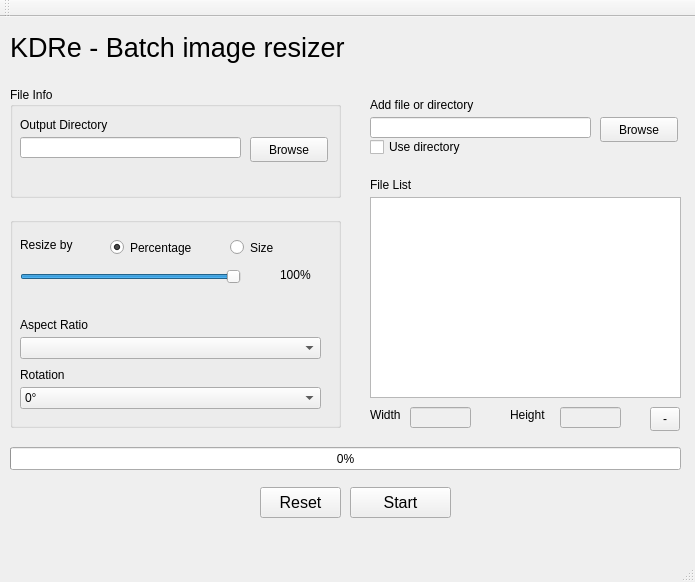
Above: kdre.ui from agronick/BIR before the change. Below: the same form after it.
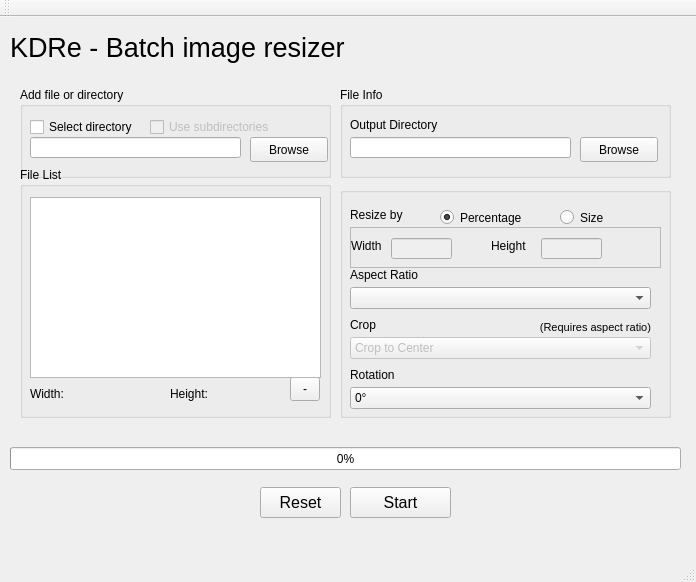
That is the form after the change. Icons and pictures are not drawn.

Commit message: Crop is working as well as all other existing features

The edit to the form file:
```diff
--- a/kdre.ui
+++ b/kdre.ui
@@ -2,101 +2,52 @@
 <ui version="4.0">
  <class>KDRe</class>
  <widget class="QMainWindow" name="KDRe">
+  <property name="enabled">
+   <bool>true</bool>
+  </property>
   <property name="geometry">
    <rect>
     <x>0</x>
     <y>0</y>
-    <width>695</width>
+    <width>696</width>
     <height>582</height>
    </rect>
   </property>
   <property name="windowTitle">
    <string>KDRe - Bulk Image Resizer</string>
   </property>
+  <property name="windowIcon">
+   <iconset resource="icon.qrc">
+    <normaloff>:/icon/icon</normaloff>:/icon/icon</iconset>
+  </property>
+  <property name="windowOpacity">
+   <double>1.000000000000000</double>
+  </property>
+  <property name="autoFillBackground">
+   <bool>false</bool>
+  </property>
+  <property name="styleSheet">
+   <string notr="true"/>
+  </property>
   <property name="unifiedTitleAndToolBarOnMac">
    <bool>true</bool>
   </property>
   <widget class="QWidget" name="centralWidget">
-   <widget class="QLabel" name="label_3">
-    <property name="geometry">
-     <rect>
-      <x>370</x>
-      <y>390</y>
-      <width>55</width>
-      <height>15</height>
-     </rect>
-    </property>
-    <property name="text">
-     <string>Width</string>
-    </property>
-   </widget>
-   <widget class="QLabel" name="label_4">
-    <property name="geometry">
-     <rect>
-      <x>510</x>
-      <y>390</y>
-      <width>55</width>
-      <height>15</height>
-     </rect>
-    </property>
-    <property name="text">
-     <string>Height</string>
-    </property>
-   </widget>
-   <widget class="QLineEdit" name="widthEdit">
-    <property name="enabled">
-     <bool>false</bool>
-    </property>
-    <property name="geometry">
-     <rect>
-      <x>410</x>
-      <y>390</y>
-      <width>61</width>
-      <height>21</height>
-     </rect>
-    </property>
-    <property name="readOnly">
-     <bool>false</bool>
-    </property>
-   </widget>
-   <widget class="QLineEdit" name="heightEdit">
-    <property name="enabled">
-     <bool>false</bool>
-    </property>
-    <property name="geometry">
-     <rect>
-      <x>560</x>
-      <y>390</y>
-      <width>61</width>
-      <height>21</height>
-     </rect>
-    </property>
-   </widget>
    <widget class="QGroupBox" name="groupBox">
     <property name="geometry">
      <rect>
-      <x>10</x>
-      <y>200</y>
+      <x>340</x>
+      <y>170</y>
       <width>331</width>
-      <height>211</height>
+      <height>231</height>
      </rect>
     </property>
-    <widget class="QLabel" name="sliderLabel">
-     <property name="geometry">
-      <rect>
-       <x>270</x>
-       <y>50</y>
-       <width>55</width>
-       <height>15</height>
-      </rect>
-     </property>
-     <property name="text">
-      <string>100%</string>
-     </property>
-     <property name="buddy">
-      <cstring>sizeSlider</cstring>
-     </property>
-    </widget>
+    <property name="sizePolicy">
+     <sizepolicy hsizetype="Expanding" vsizetype="Preferred">
+      <horstretch>0</horstretch>
+      <verstretch>0</verstretch>
+     </sizepolicy>
+    </property>
     <widget class="QRadioButton" name="pixelRadio">
      <property name="geometry">
       <rect>
@@ -126,28 +77,6 @@
       <bool>true</bool>
      </property>
     </widget>
-    <widget class="QSlider" name="sizeSlider">
-     <property name="geometry">
-      <rect>
-       <x>10</x>
-       <y>50</y>
-       <width>221</width>
-       <height>20</height>
-      </rect>
-     </property>
-     <property name="minimum">
-      <number>2</number>
-     </property>
-     <property name="maximum">
-      <number>100</number>
-     </property>
-     <property name="value">
-      <number>100</number>
-     </property>
-     <property name="orientation">
-      <enum>Qt::Horizontal</enum>
-     </property>
-    </widget>
     <widget class="QLabel" name="label_5">
      <property name="geometry">
       <rect>
@@ -165,7 +94,7 @@
      <property name="geometry">
       <rect>
        <x>10</x>
-       <y>100</y>
+       <y>80</y>
        <width>111</width>
        <height>16</height>
       </rect>
@@ -178,17 +107,23 @@
      <property name="geometry">
       <rect>
        <x>10</x>
-       <y>120</y>
+       <y>100</y>
        <width>301</width>
        <height>22</height>
       </rect>
      </property>
+     <property name="sizePolicy">
+      <sizepolicy hsizetype="Expanding" vsizetype="Fixed">
+       <horstretch>0</horstretch>
+       <verstretch>0</verstretch>
+      </sizepolicy>
+     </property>
     </widget>
     <widget class="QLabel" name="label_7">
      <property name="geometry">
       <rect>
        <x>10</x>
-       <y>150</y>
+       <y>180</y>
        <width>71</width>
        <height>16</height>
       </rect>
@@ -201,11 +136,17 @@
      <property name="geometry">
       <rect>
        <x>10</x>
-       <y>170</y>
+       <y>200</y>
        <width>301</width>
        <height>22</height>
       </rect>
      </property>
+     <property name="sizePolicy">
+      <sizepolicy hsizetype="Expanding" vsizetype="Fixed">
+       <horstretch>0</horstretch>
+       <verstretch>0</verstretch>
+      </sizepolicy>
+     </property>
      <item>
       <property name="text">
        <string>0°</string>
@@ -227,6 +168,202 @@
       </property>
      </item>
     </widget>
+    <widget class="QLabel" name="label_8">
+     <property name="geometry">
+      <rect>
+       <x>10</x>
+       <y>130</y>
+       <width>301</width>
+       <height>16</height>
+      </rect>
+     </property>
+     <property name="text">
+      <string>Crop</string>
+     </property>
+     <property name="buddy">
+      <cstring>cropMode</cstring>
+     </property>
+    </widget>
+    <widget class="QStackedWidget" name="sizeModePager">
+     <property name="geometry">
+      <rect>
+       <x>10</x>
+       <y>40</y>
+       <width>311</width>
+       <height>41</height>
+      </rect>
+     </property>
+     <property name="frameShape">
+      <enum>QFrame::StyledPanel</enum>
+     </property>
+     <property name="frameShadow">
+      <enum>QFrame::Plain</enum>
+     </property>
+     <property name="currentIndex">
+      <number>1</number>
+     </property>
+     <widget class="QWidget" name="page">
+      <widget class="QSlider" name="sizeSlider">
+       <property name="geometry">
+        <rect>
+         <x>0</x>
+         <y>10</y>
+         <width>261</width>
+         <height>20</height>
+        </rect>
+       </property>
+       <property name="minimum">
+        <number>2</number>
+       </property>
+       <property name="maximum">
+        <number>100</number>
+       </property>
+       <property name="value">
+        <number>100</number>
+       </property>
+       <property name="orientation">
+        <enum>Qt::Horizontal</enum>
+       </property>
+      </widget>
+      <widget class="QLabel" name="sliderLabel">
+       <property name="geometry">
+        <rect>
+         <x>270</x>
+         <y>10</y>
+         <width>41</width>
+         <height>16</height>
+        </rect>
+       </property>
+       <property name="text">
+        <string>100%</string>
+       </property>
+       <property name="buddy">
+        <cstring>sizeSlider</cstring>
+       </property>
+      </widget>
+     </widget>
+     <widget class="QWidget" name="page_2">
+      <widget class="QLabel" name="label_3">
+       <property name="geometry">
+        <rect>
+         <x>0</x>
+         <y>10</y>
+         <width>55</width>
+         <height>15</height>
+        </rect>
+       </property>
+       <property name="text">
+        <string>Width</string>
+       </property>
+      </widget>
+      <widget class="QLineEdit" name="heightEdit">
+       <property name="enabled">
+        <bool>false</bool>
+       </property>
+       <property name="geometry">
+        <rect>
+         <x>190</x>
+         <y>10</y>
+         <width>61</width>
+         <height>21</height>
+        </rect>
+       </property>
+      </widget>
+      <widget class="QLabel" name="label_4">
+       <property name="geometry">
+        <rect>
+         <x>140</x>
+         <y>10</y>
+         <width>55</width>
+         <height>15</height>
+        </rect>
+       </property>
+       <property name="text">
+        <string>Height</string>
+       </property>
+      </widget>
+      <widget class="QLineEdit" name="widthEdit">
+       <property name="enabled">
+        <bool>false</bool>
+       </property>
+       <property name="geometry">
+        <rect>
+         <x>40</x>
+         <y>10</y>
+         <width>61</width>
+         <height>21</height>
+        </rect>
+       </property>
+       <property name="readOnly">
+        <bool>false</bool>
+       </property>
+      </widget>
+      <zorder>label_3</zorder>
+      <zorder>label_3</zorder>
+      <zorder>heightEdit</zorder>
+      <zorder>label_4</zorder>
+      <zorder>widthEdit</zorder>
+     </widget>
+    </widget>
+    <widget class="QComboBox" name="cropMode">
+     <property name="enabled">
+      <bool>false</bool>
+     </property>
+     <property name="geometry">
+      <rect>
+       <x>10</x>
+       <y>150</y>
+       <width>301</width>
+       <height>22</height>
+      </rect>
+     </property>
+     <item>
+      <property name="text">
+       <string>Crop to Center</string>
+      </property>
+     </item>
+     <item>
+      <property name="text">
+       <string>Crop to Top Left</string>
+      </property>
+     </item>
+     <item>
+      <property name="text">
+       <string>Crop to Top Right</string>
+      </property>
+     </item>
+     <item>
+      <property name="text">
+       <string>Crop to Bottom Left</string>
+      </property>
+     </item>
+     <item>
+      <property name="text">
+       <string>Crop to Bottom Right</string>
+      </property>
+     </item>
+    </widget>
+    <widget class="QLabel" name="label">
+     <property name="geometry">
+      <rect>
+       <x>190</x>
+       <y>130</y>
+       <width>121</width>
+       <height>20</height>
+      </rect>
+     </property>
+     <property name="font">
+      <font>
+       <pointsize>8</pointsize>
+      </font>
+     </property>
+     <property name="text">
+      <string>(Requires aspect ratio)</string>
+     </property>
+     <property name="alignment">
+      <set>Qt::AlignRight|Qt::AlignTrailing|Qt::AlignVCenter</set>
+     </property>
+    </widget>
    </widget>
    <widget class="QPushButton" name="startResize">
     <property name="geometry">
@@ -288,12 +425,18 @@
    <widget class="QGroupBox" name="groupBox">
     <property name="geometry">
      <rect>
-      <x>10</x>
+      <x>340</x>
       <y>70</y>
       <width>331</width>
-      <height>111</height>
+      <height>91</height>
      </rect>
     </property>
+    <property name="sizePolicy">
+     <sizepolicy hsizetype="Expanding" vsizetype="Preferred">
+      <horstretch>0</horstretch>
+      <verstretch>0</verstretch>
+     </sizepolicy>
+    </property>
     <property name="title">
      <string>File Info</string>
     </property>
@@ -306,6 +449,18 @@
        <height>21</height>
       </rect>
      </property>
+     <property name="sizePolicy">
+      <sizepolicy hsizetype="Expanding" vsizetype="Fixed">
+       <horstretch>0</horstretch>
+       <verstretch>100</verstretch>
+      </sizepolicy>
+     </property>
+     <property name="sizeIncrement">
+      <size>
+       <width>0</width>
+       <height>100</height>
+      </size>
+     </property>
     </widget>
     <widget class="QPushButton" name="browseOut">
      <property name="geometry">
@@ -334,42 +489,6 @@
      </property>
     </widget>
    </widget>
-   <widget class="QListWidget" name="fileList">
-    <property name="geometry">
-     <rect>
-      <x>370</x>
-      <y>180</y>
-      <width>311</width>
-      <height>201</height>
-     </rect>
-    </property>
-   </widget>
-   <widget class="QToolButton" name="removeItem">
-    <property name="geometry">
-     <rect>
-      <x>650</x>
-      <y>390</y>
-      <width>30</width>
-      <height>24</height>
-     </rect>
-    </property>
-    <property name="text">
-     <string>-</string>
-    </property>
-   </widget>
-   <widget class="QLabel" name="label">
-    <property name="geometry">
-     <rect>
-      <x>370</x>
-      <y>160</y>
-      <width>55</width>
-      <height>15</height>
-     </rect>
-    </property>
-    <property name="text">
-     <string>File List</string>
-    </property>
-   </widget>
    <widget class="QLabel" name="titleIcon">
     <property name="geometry">
      <rect>
@@ -387,55 +506,174 @@
     <property name="text">
      <string>KDRe - Batch image resizer</string>
     </property>
-   </widget>
-   <widget class="QLineEdit" name="inputFile">
-    <property name="geometry">
-     <rect>
-      <x>370</x>
-      <y>100</y>
-      <width>221</width>
-      <height>21</height>
-     </rect>
+    <property name="scaledContents">
+     <bool>true</bool>
     </property>
    </widget>
-   <widget class="QPushButton" name="browseIn">
+   <widget class="QGroupBox" name="groupBox_2">
     <property name="geometry">
      <rect>
-      <x>600</x>
-      <y>100</y>
-      <width>78</width>
-      <height>25</height>
+      <x>20</x>
+      <y>70</y>
+      <width>311</width>
+      <height>91</height>
      </rect>
     </property>
-    <property name="text">
-     <string>Browse</string>
-    </property>
-   </widget>
-   <widget class="QLabel" name="inDirLabel">
-    <property name="geometry">
-     <rect>
-      <x>370</x>
-      <y>80</y>
-      <width>221</width>
-      <height>16</height>
-     </rect>
-    </property>
-    <property name="text">
+    <property name="title">
      <string>Add file or directory</string>
     </property>
+    <widget class="QCheckBox" name="useDir">
+     <property name="geometry">
+      <rect>
+       <x>10</x>
+       <y>30</y>
+       <width>111</width>
+       <height>20</height>
+      </rect>
+     </property>
+     <property name="text">
+      <string>Select directory</string>
+     </property>
+    </widget>
+    <widget class="QCheckBox" name="useSubdirectories">
+     <property name="enabled">
+      <bool>false</bool>
+     </property>
+     <property name="geometry">
+      <rect>
+       <x>130</x>
+       <y>30</y>
+       <width>131</width>
+       <height>20</height>
+      </rect>
+     </property>
+     <property name="text">
+      <string>Use subdirectories</string>
+     </property>
+    </widget>
+    <widget class="QLineEdit" name="inputFile">
+     <property name="geometry">
+      <rect>
+       <x>10</x>
+       <y>50</y>
+       <width>211</width>
+       <height>21</height>
+      </rect>
+     </property>
+    </widget>
+    <widget class="QPushButton" name="browseIn">
+     <property name="geometry">
+      <rect>
+       <x>230</x>
+       <y>50</y>
+       <width>78</width>
+       <height>25</height>
+      </rect>
+     </property>
+     <property name="text">
+      <string>Browse</string>
+     </property>
+    </widget>
    </widget>
-   <widget class="QCheckBox" name="useDir">
+   <widget class="QGroupBox" name="groupBox_3">
     <property name="geometry">
      <rect>
-      <x>370</x>
-      <y>120</y>
-      <width>101</width>
-      <height>20</height>
+      <x>20</x>
+      <y>150</y>
+      <width>311</width>
+      <height>251</height>
      </rect>
     </property>
-    <property name="text">
-     <string>Use directory</string>
+    <property name="title">
+     <string>File List</string>
     </property>
+    <widget class="QLabel" name="label_10">
+     <property name="geometry">
+      <rect>
+       <x>60</x>
+       <y>220</y>
+       <width>52</width>
+       <height>14</height>
+      </rect>
+     </property>
+     <property name="text">
+      <string/>
+     </property>
+    </widget>
+    <widget class="QToolButton" name="removeItem">
+     <property name="geometry">
+      <rect>
+       <x>270</x>
+       <y>210</y>
+       <width>30</width>
+       <height>24</height>
+      </rect>
+     </property>
+     <property name="text">
+      <string>-</string>
+     </property>
+    </widget>
+    <widget class="QLabel" name="label_11">
+     <property name="geometry">
+      <rect>
+       <x>150</x>
+       <y>220</y>
+       <width>52</width>
+       <height>14</height>
+      </rect>
+     </property>
+     <property name="text">
+      <string>Height:</string>
+     </property>
+    </widget>
+    <widget class="QLabel" name="label_9">
+     <property name="geometry">
+      <rect>
+       <x>10</x>
+       <y>220</y>
+       <width>52</width>
+       <height>14</height>
+      </rect>
+     </property>
+     <property name="text">
+      <string>Width:</string>
+     </property>
+    </widget>
+    <widget class="QLabel" name="label_12">
+     <property name="geometry">
+      <rect>
+       <x>200</x>
+       <y>220</y>
+       <width>52</width>
+       <height>14</height>
+      </rect>
+     </property>
+     <property name="text">
+      <string/>
+     </property>
+    </widget>
+    <widget class="QListWidget" name="fileList">
+     <property name="geometry">
+      <rect>
+       <x>10</x>
+       <y>30</y>
+       <width>291</width>
+       <height>181</height>
+      </rect>
+     </property>
+    </widget>
+    <zorder>label_12</zorder>
+    <zorder>removeItem</zorder>
+    <zorder>label_11</zorder>
+    <zorder>label_9</zorder>
+    <zorder>fileList</zorder>
+    <zorder>label_10</zorder>
+    <zorder>label_10</zorder>
+    <zorder>removeItem</zorder>
+    <zorder>label_11</zorder>
+    <zorder>label_9</zorder>
+    <zorder>label_12</zorder>
+    <zorder>fileList</zorder>
    </widget>
    <zorder>groupBox</zorder>
    <zorder>groupBox</zorder>
```
Left out of the diff: 83 changed lines with no effect on the pictures. The commit also changes 17 other files.
